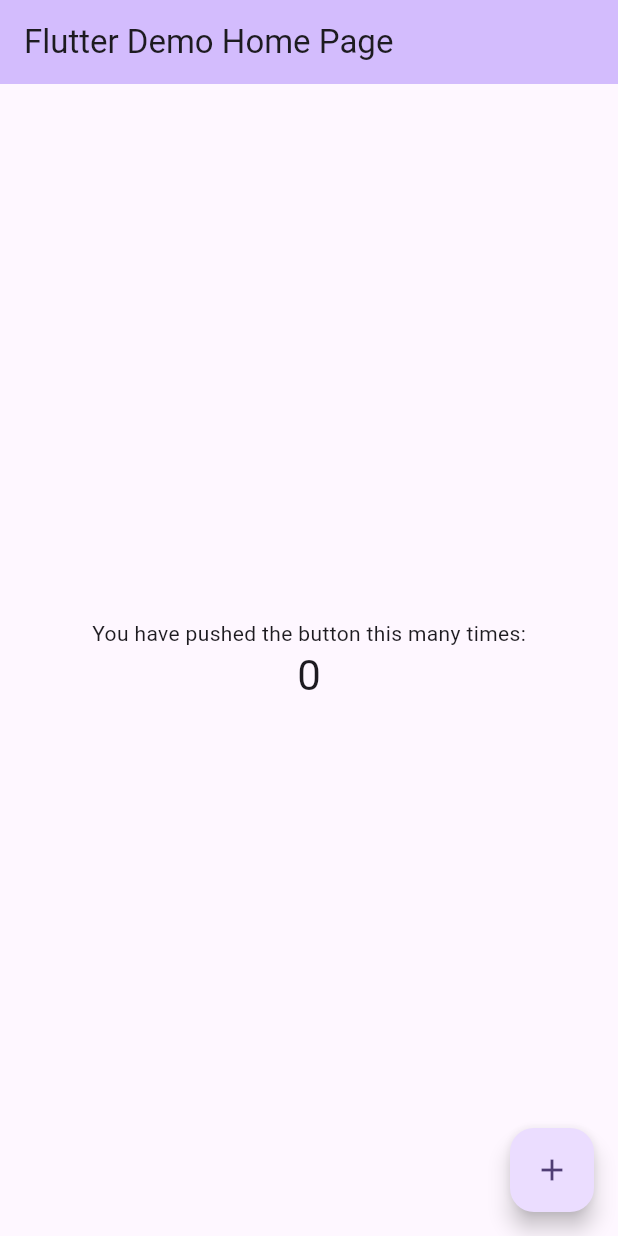
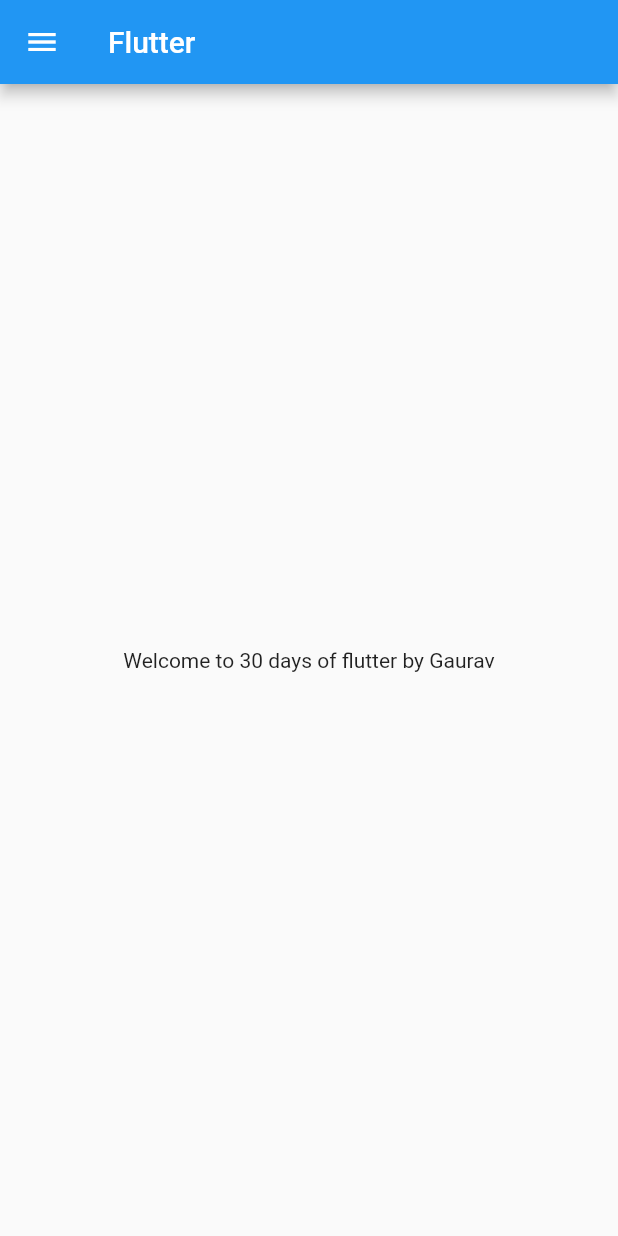
Before and after one commit to GauravRoy-20/30daysofflutter, a Flutter app: the screen it shows after launch, on a phone screen of 412 x 824 dp. Run offline on Flutter 3.47's test engine with Material 2 defaults, Android fonts, the phone set to English and light mode, and no system bars.

Commit message:
day2 completed

```diff
--- /dev/null
+++ b/lib/home_page.dart
@@ -0,0 +1,19 @@
+import 'package:flutter/material.dart';
+
+class HomePage extends StatelessWidget {
+  final int days = 30;
+  final String name = "Gaurav";
+
+  @override
+  Widget build(BuildContext context) {
+    return Scaffold(
+      appBar: AppBar(
+        title: const Text("Flutter"),
+      ),
+      body: Center(
+          child: Container(
+              child: Text("Welcome to $days days of flutter by $name"))),
+      drawer: const Drawer(),
+    );
+  }
+}
--- a/lib/main.dart
+++ b/lib/main.dart
@@ -1,125 +1,16 @@
 import 'package:flutter/material.dart';
+import 'package:learn_flutter/home_page.dart';
 
 void main() {
-  runApp(const MyApp());
+  runApp(MyApp());
 }
 
 class MyApp extends StatelessWidget {
-  const MyApp({super.key});
-
-  // This widget is the root of your application.
-  @override
-  Widget build(BuildContext context) {
-    return MaterialApp(
-      title: 'Flutter Demo',
-      theme: ThemeData(
-        // This is the theme of your application.
-        //
-        // TRY THIS: Try running your application with "flutter run". You'll see
-        // the application has a blue toolbar. Then, without quitting the app,
-        // try changing the seedColor in the colorScheme below to Colors.green
-        // and then invoke "hot reload" (save your changes or press the "hot
-        // reload" button in a Flutter-supported IDE, or press "r" if you used
-        // the command line to start the app).
-        //
-        // Notice that the counter didn't reset back to zero; the application
-        // state is not lost during the reload. To reset the state, use hot
-        // restart instead.
-        //
-        // This works for code too, not just values: Most code changes can be
-        // tested with just a hot reload.
-        colorScheme: ColorScheme.fromSeed(seedColor: Colors.deepPurple),
-        useMaterial3: true,
-      ),
-      home: const MyHomePage(title: 'Flutter Demo Home Page'),
-    );
-  }
-}
-
-class MyHomePage extends StatefulWidget {
-  const MyHomePage({super.key, required this.title});
-
-  // This widget is the home page of your application. It is stateful, meaning
-  // that it has a State object (defined below) that contains fields that affect
-  // how it looks.
-
-  // This class is the configuration for the state. It holds the values (in this
-  // case the title) provided by the parent (in this case the App widget) and
-  // used by the build method of the State. Fields in a Widget subclass are
-  // always marked "final".
-
-  final String title;
-
-  @override
-  State<MyHomePage> createState() => _MyHomePageState();
-}
-
-class _MyHomePageState extends State<MyHomePage> {
-  int _counter = 0;
-
-  void _incrementCounter() {
-    setState(() {
-      // This call to setState tells the Flutter framework that something has
-      // changed in this State, which causes it to rerun the build method below
-      // so that the display can reflect the updated values. If we changed
-      // _counter without calling setState(), then the build method would not be
-      // called again, and so nothing would appear to happen.
-      _counter++;
-    });
-  }
+  // const MyApp({super.key});
+  // const MyApp({Key key}) : super(key: key);
 
   @override
   Widget build(BuildContext context) {
-    // This method is rerun every time setState is called, for instance as done
-    // by the _incrementCounter method above.
-    //
-    // The Flutter framework has been optimized to make rerunning build methods
-    // fast, so that you can just rebuild anything that needs updating rather
-    // than having to individually change instances of widgets.
-    return Scaffold(
-      appBar: AppBar(
-        // TRY THIS: Try changing the color here to a specific color (to
-        // Colors.amber, perhaps?) and trigger a hot reload to see the AppBar
-        // change color while the other colors stay the same.
-        backgroundColor: Theme.of(context).colorScheme.inversePrimary,
-        // Here we take the value from the MyHomePage object that was created by
-        // the App.build method, and use it to set our appbar title.
-        title: Text(widget.title),
-      ),
-      body: Center(
-        // Center is a layout widget. It takes a single child and positions it
-        // in the middle of the parent.
-        child: Column(
-          // Column is also a layout widget. It takes a list of children and
-          // arranges them vertically. By default, it sizes itself to fit its
-          // children horizontally, and tries to be as tall as its parent.
-          //
-          // Column has various properties to control how it sizes itself and
-          // how it positions its children. Here we use mainAxisAlignment to
-          // center the children vertically; the main axis here is the vertical
-          // axis because Columns are vertical (the cross axis would be
-          // horizontal).
-          //
-          // TRY THIS: Invoke "debug painting" (choose the "Toggle Debug Paint"
-          // action in the IDE, or press "p" in the console), to see the
-          // wireframe for each widget.
-          mainAxisAlignment: MainAxisAlignment.center,
-          children: <Widget>[
-            const Text(
-              'You have pushed the button this many times:',
-            ),
-            Text(
-              '$_counter',
-              style: Theme.of(context).textTheme.headlineMedium,
-            ),
-          ],
-        ),
-      ),
-      floatingActionButton: FloatingActionButton(
-        onPressed: _incrementCounter,
-        tooltip: 'Increment',
-        child: const Icon(Icons.add),
-      ), // This trailing comma makes auto-formatting nicer for build methods.
-    );
+    return MaterialApp(home: HomePage());
   }
 }
```
